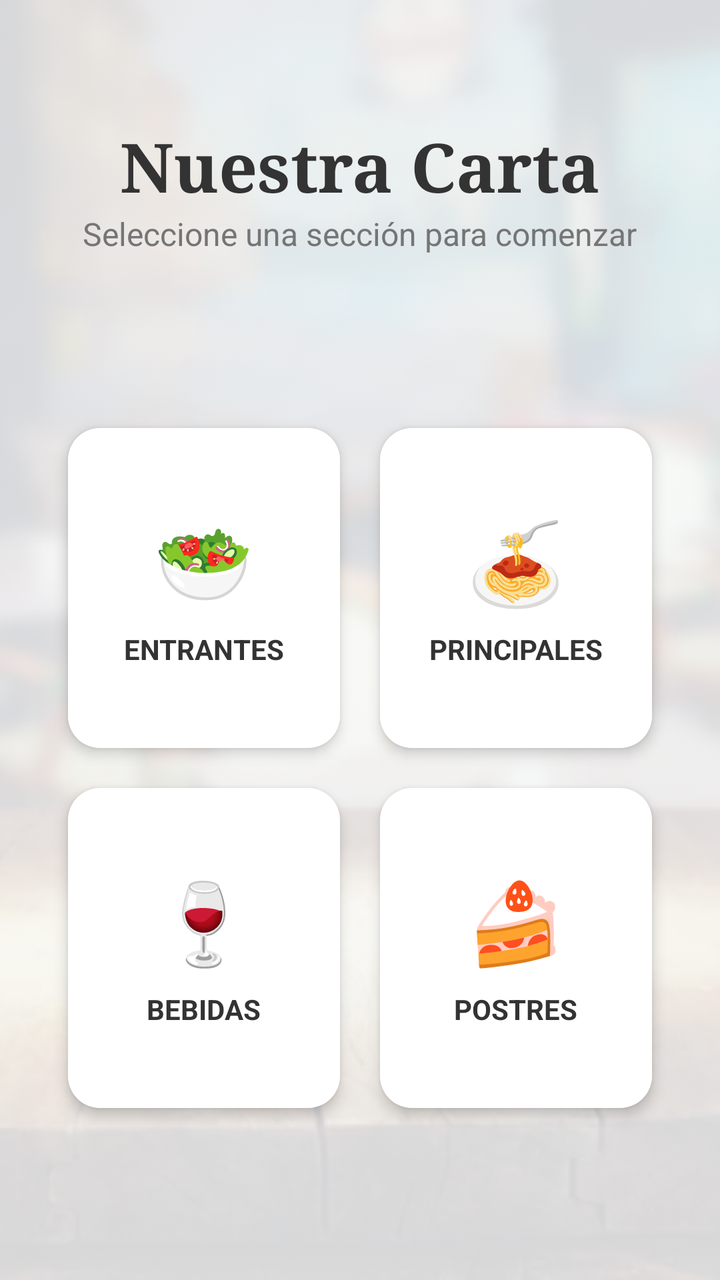
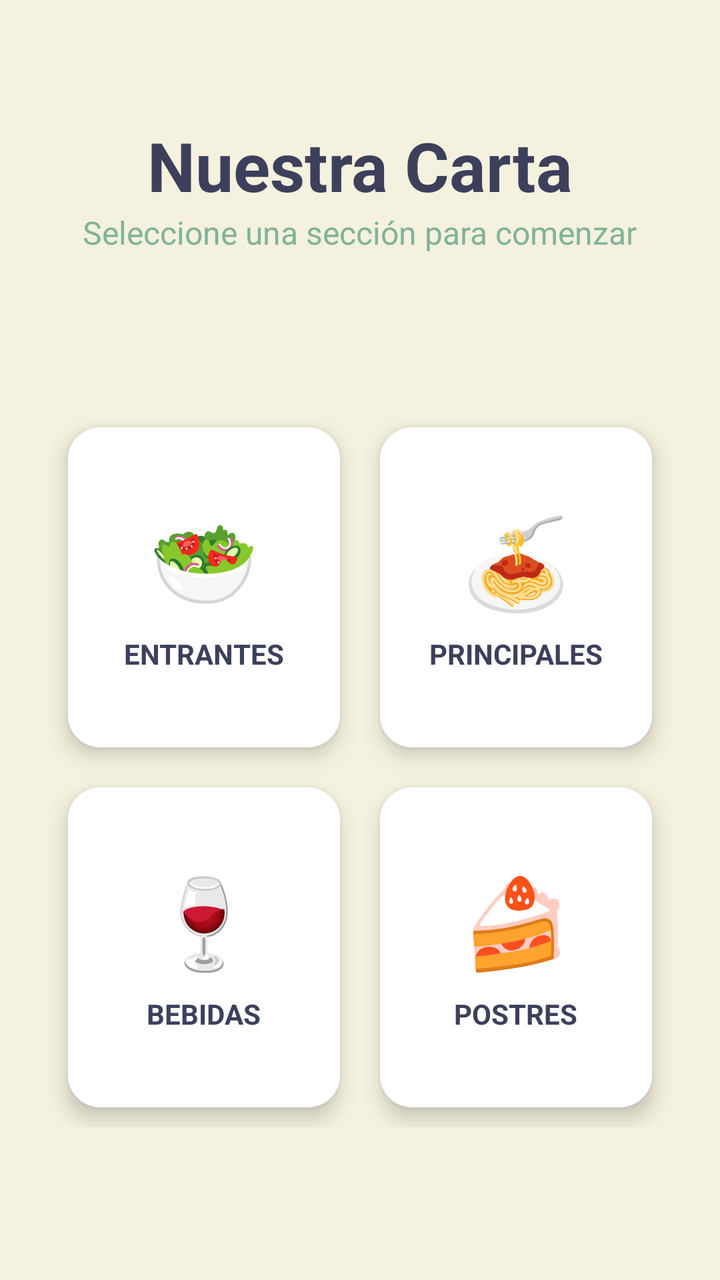

Compare the two renders of this Android layout. The source of the first and the diff that turns it into the second are given below.
<!-- AndroidManifest.xml: application theme Theme.Restaurante -->
<!-- res/layout/activity_categorias.xml -->
<?xml version="1.0" encoding="utf-8"?>
<androidx.constraintlayout.widget.ConstraintLayout
    xmlns:android="http://schemas.android.com/apk/res/android"
    xmlns:app="http://schemas.android.com/apk/res-auto"
    xmlns:tools="http://schemas.android.com/tools"
    android:layout_width="match_parent"
    android:layout_height="match_parent"
    android:background="#FAFAFA"
    tools:context=".view.CategoriasActivity">

    <ImageView
        android:id="@+id/imgFondoCategorias"
        android:layout_width="0dp"
        android:layout_height="0dp"
        android:scaleType="centerCrop"
        android:src="@drawable/fondo_restaurante"
        android:alpha="0.15"
        app:layout_constraintBottom_toBottomOf="parent"
        app:layout_constraintEnd_toEndOf="parent"
        app:layout_constraintStart_toStartOf="parent"
        app:layout_constraintTop_toTopOf="parent" />

    <TextView
        android:id="@+id/txtTituloCategorias"
        android:layout_width="wrap_content"
        android:layout_height="wrap_content"
        android:layout_marginTop="60dp"
        android:text="Nuestra Carta"
        android:textSize="34sp"
        android:textStyle="bold"
        android:textColor="#333333"
        android:fontFamily="serif"
        app:layout_constraintEnd_toEndOf="parent"
        app:layout_constraintStart_toStartOf="parent"
        app:layout_constraintTop_toTopOf="parent" />

    <TextView
        android:id="@+id/txtSubtitulo"
        android:layout_width="wrap_content"
        android:layout_height="wrap_content"
        android:text="Seleccione una sección para comenzar"
        android:textColor="#757575"
        android:textSize="16sp"
        app:layout_constraintEnd_toEndOf="parent"
        app:layout_constraintStart_toStartOf="parent"
        app:layout_constraintTop_toBottomOf="@+id/txtTituloCategorias" />

    <GridLayout
        android:layout_width="0dp"
        android:layout_height="wrap_content"
        android:layout_margin="24dp"
        android:columnCount="2"
        android:rowCount="2"
        app:layout_constraintBottom_toBottomOf="parent"
        app:layout_constraintEnd_toEndOf="parent"
        app:layout_constraintStart_toStartOf="parent"
        app:layout_constraintTop_toBottomOf="@+id/txtSubtitulo">

        
        <com.google.android.material.card.MaterialCardView
            android:id="@+id/cardEntrantes"
            android:layout_width="0dp"
            android:layout_height="160dp"
            android:layout_columnWeight="1"
            android:layout_margin="10dp"
            android:clickable="true"
            android:focusable="true"
            android:foreground="?android:attr/selectableItemBackground"
            app:cardCornerRadius="16dp"
            app:cardElevation="4dp"
            app:strokeWidth="0dp">

            <LinearLayout
                android:layout_width="match_parent"
                android:layout_height="match_parent"
                android:gravity="center"
                android:orientation="vertical"
                android:background="#FFFFFF">

                <TextView
                    android:layout_width="wrap_content"
                    android:layout_height="wrap_content"
                    android:text="🥗"
                    android:textSize="40sp" />

                <TextView
                    android:layout_width="wrap_content"
                    android:layout_height="wrap_content"
                    android:layout_marginTop="8dp"
                    android:text="ENTRANTES"
                    android:textColor="#333333"
                    android:textStyle="bold"
                    android:textSize="14sp" />
            </LinearLayout>
        </com.google.android.material.card.MaterialCardView>

        
        <com.google.android.material.card.MaterialCardView
            android:id="@+id/cardPrincipales"
            android:layout_width="0dp"
            android:layout_height="160dp"
            android:layout_columnWeight="1"
            android:layout_margin="10dp"
            android:clickable="true"
            android:focusable="true"
            android:foreground="?android:attr/selectableItemBackground"
            app:cardCornerRadius="16dp"
            app:cardElevation="4dp"
            app:strokeWidth="0dp">

            <LinearLayout
                android:layout_width="match_parent"
                android:layout_height="match_parent"
                android:gravity="center"
                android:orientation="vertical"
                android:background="#FFFFFF">

                <TextView
                    android:layout_width="wrap_content"
                    android:layout_height="wrap_content"
                    android:text="🍝"
                    android:textSize="40sp" />

                <TextView
                    android:layout_width="wrap_content"
                    android:layout_height="wrap_content"
                    android:layout_marginTop="8dp"
                    android:text="PRINCIPALES"
                    android:textColor="#333333"
                    android:textStyle="bold"
                    android:textSize="14sp" />
            </LinearLayout>
        </com.google.android.material.card.MaterialCardView>

        
        <com.google.android.material.card.MaterialCardView
            android:id="@+id/cardBebidas"
            android:layout_width="0dp"
            android:layout_height="160dp"
            android:layout_columnWeight="1"
            android:layout_margin="10dp"
            android:clickable="true"
            android:focusable="true"
            android:foreground="?android:attr/selectableItemBackground"
            app:cardCornerRadius="16dp"
            app:cardElevation="4dp"
            app:strokeWidth="0dp">

            <LinearLayout
                android:layout_width="match_parent"
                android:layout_height="match_parent"
                android:gravity="center"
                android:orientation="vertical"
                android:background="#FFFFFF">

                <TextView
                    android:layout_width="wrap_content"
                    android:layout_height="wrap_content"
                    android:text="🍷"
                    android:textSize="40sp" />

                <TextView
                    android:layout_width="wrap_content"
                    android:layout_height="wrap_content"
                    android:layout_marginTop="8dp"
                    android:text="BEBIDAS"
                    android:textColor="#333333"
                    android:textStyle="bold"
                    android:textSize="14sp" />
            </LinearLayout>
        </com.google.android.material.card.MaterialCardView>

        
        <com.google.android.material.card.MaterialCardView
            android:id="@+id/cardPostres"
            android:layout_width="0dp"
            android:layout_height="160dp"
            android:layout_columnWeight="1"
            android:layout_margin="10dp"
            android:clickable="true"
            android:focusable="true"
            android:foreground="?android:attr/selectableItemBackground"
            app:cardCornerRadius="16dp"
            app:cardElevation="4dp"
            app:strokeWidth="0dp">

            <LinearLayout
                android:layout_width="match_parent"
                android:layout_height="match_parent"
                android:gravity="center"
                android:orientation="vertical"
                android:background="#FFFFFF">

                <TextView
                    android:layout_width="wrap_content"
                    android:layout_height="wrap_content"
                    android:text="🍰"
                    android:textSize="40sp" />

                <TextView
                    android:layout_width="wrap_content"
                    android:layout_height="wrap_content"
                    android:layout_marginTop="8dp"
                    android:text="POSTRES"
                    android:textColor="#333333"
                    android:textStyle="bold"
                    android:textSize="14sp" />
            </LinearLayout>
        </com.google.android.material.card.MaterialCardView>

    </GridLayout>

</androidx.constraintlayout.widget.ConstraintLayout>
<!-- resources referenced by this layout -->
<resources>
  <!-- drawable fondo_restaurante: jpg bitmap (drawable, 26560 bytes) -->
  <style name="Theme.Restaurante" parent="Base.Theme.Restaurante" />
  <style name="Base.Theme.Restaurante" parent="Theme.Material3.DayNight.NoActionBar">
          
          
      </style>
</resources>

<!-- the commit's change to res/layout/activity_categorias.xml (unified diff, before → after) -->
@@ -5,20 +5,8 @@
     xmlns:tools="http://schemas.android.com/tools"
     android:layout_width="match_parent"
     android:layout_height="match_parent"
-    android:background="#FAFAFA"
+    android:background="@color/background_app"
     tools:context=".view.CategoriasActivity">
-
-    <ImageView
-        android:id="@+id/imgFondoCategorias"
-        android:layout_width="0dp"
-        android:layout_height="0dp"
-        android:scaleType="centerCrop"
-        android:src="@drawable/fondo_restaurante"
-        android:alpha="0.15"
-        app:layout_constraintBottom_toBottomOf="parent"
-        app:layout_constraintEnd_toEndOf="parent"
-        app:layout_constraintStart_toStartOf="parent"
-        app:layout_constraintTop_toTopOf="parent" />
 
     <TextView
         android:id="@+id/txtTituloCategorias"
@@ -28,8 +16,7 @@
         android:text="Nuestra Carta"
         android:textSize="34sp"
         android:textStyle="bold"
-        android:textColor="#333333"
-        android:fontFamily="serif"
+        android:textColor="@color/primary"
         app:layout_constraintEnd_toEndOf="parent"
         app:layout_constraintStart_toStartOf="parent"
         app:layout_constraintTop_toTopOf="parent" />
@@ -39,7 +26,7 @@
         android:layout_width="wrap_content"
         android:layout_height="wrap_content"
         android:text="Seleccione una sección para comenzar"
-        android:textColor="#757575"
+        android:textColor="@color/secondary"
         android:textSize="16sp"
         app:layout_constraintEnd_toEndOf="parent"
         app:layout_constraintStart_toStartOf="parent"
@@ -65,9 +52,8 @@
             android:layout_margin="10dp"
             android:clickable="true"
             android:focusable="true"
-            android:foreground="?android:attr/selectableItemBackground"
             app:cardCornerRadius="16dp"
-            app:cardElevation="4dp"
+            app:cardElevation="6dp"
             app:strokeWidth="0dp">
 
             <LinearLayout
@@ -75,20 +61,20 @@
                 android:layout_height="match_parent"
                 android:gravity="center"
                 android:orientation="vertical"
-                android:background="#FFFFFF">
+                android:background="@color/card_surface">
 
                 <TextView
                     android:layout_width="wrap_content"
                     android:layout_height="wrap_content"
                     android:text="🥗"
-                    android:textSize="40sp" />
+                    android:textSize="44sp" />
 
                 <TextView
                     android:layout_width="wrap_content"
                     android:layout_height="wrap_content"
                     android:layout_marginTop="8dp"
                     android:text="ENTRANTES"
-                    android:textColor="#333333"
+                    android:textColor="@color/primary"
                     android:textStyle="bold"
                     android:textSize="14sp" />
             </LinearLayout>
@@ -103,9 +89,8 @@
             android:layout_margin="10dp"
             android:clickable="true"
             android:focusable="true"
-            android:foreground="?android:attr/selectableItemBackground"
             app:cardCornerRadius="16dp"
-            app:cardElevation="4dp"
+            app:cardElevation="6dp"
             app:strokeWidth="0dp">
 
             <LinearLayout
@@ -113,20 +98,20 @@
                 android:layout_height="match_parent"
                 android:gravity="center"
                 android:orientation="vertical"
-                android:background="#FFFFFF">
+                android:background="@color/card_surface">
 
                 <TextView
                     android:layout_width="wrap_content"
                     android:layout_height="wrap_content"
                     android:text="🍝"
-                    android:textSize="40sp" />
+                    android:textSize="44sp" />
 
                 <TextView
                     android:layout_width="wrap_content"
                     android:layout_height="wrap_content"
                     android:layout_marginTop="8dp"
                     android:text="PRINCIPALES"
-                    android:textColor="#333333"
+                    android:textColor="@color/primary"
                     android:textStyle="bold"
                     android:textSize="14sp" />
             </LinearLayout>
@@ -141,9 +126,8 @@
             android:layout_margin="10dp"
             android:clickable="true"
             android:focusable="true"
-            android:foreground="?android:attr/selectableItemBackground"
             app:cardCornerRadius="16dp"
-            app:cardElevation="4dp"
+            app:cardElevation="6dp"
             app:strokeWidth="0dp">
 
             <LinearLayout
@@ -151,20 +135,20 @@
                 android:layout_height="match_parent"
                 android:gravity="center"
                 android:orientation="vertical"
-                android:background="#FFFFFF">
+                android:background="@color/card_surface">
 
                 <TextView
                     android:layout_width="wrap_content"
                     android:layout_height="wrap_content"
                     android:text="🍷"
-                    android:textSize="40sp" />
+                    android:textSize="44sp" />
 
                 <TextView
                     android:layout_width="wrap_content"
                     android:layout_height="wrap_content"
                     android:layout_marginTop="8dp"
                     android:text="BEBIDAS"
-                    android:textColor="#333333"
+                    android:textColor="@color/primary"
                     android:textStyle="bold"
                     android:textSize="14sp" />
             </LinearLayout>
@@ -179,9 +163,8 @@
             android:layout_margin="10dp"
             android:clickable="true"
             android:focusable="true"
-            android:foreground="?android:attr/selectableItemBackground"
             app:cardCornerRadius="16dp"
-            app:cardElevation="4dp"
+            app:cardElevation="6dp"
             app:strokeWidth="0dp">
 
             <LinearLayout
@@ -189,20 +172,20 @@
                 android:layout_height="match_parent"
                 android:gravity="center"
                 android:orientation="vertical"
-                android:background="#FFFFFF">
+                android:background="@color/card_surface">
 
                 <TextView
                     android:layout_width="wrap_content"
                     android:layout_height="wrap_content"
                     android:text="🍰"
-                    android:textSize="40sp" />
+                    android:textSize="44sp" />
 
                 <TextView
                     android:layout_width="wrap_content"
                     android:layout_height="wrap_content"
                     android:layout_marginTop="8dp"
                     android:text="POSTRES"
-                    android:textColor="#333333"
+                    android:textColor="@color/primary"
                     android:textStyle="bold"
                     android:textSize="14sp" />
             </LinearLayout>
<!-- resource entries referenced after the edit -->
@@ -1,10 +1,32 @@
 <!-- resources referenced by this layout -->
 <resources>
-  <!-- drawable fondo_restaurante: jpg bitmap (drawable, 26560 bytes) -->
+  <color name="background_app">@color/eggshell</color>
+  <color name="card_surface">@color/white</color>
+  <color name="primary">@color/twilight_indigo</color>
+  <color name="secondary">@color/muted_teal</color>
   <style name="Theme.Restaurante" parent="Base.Theme.Restaurante" />
+  <color name="eggshell">#F4F1DE</color>
+  <color name="white">#FFFFFFFF</color>
+  <color name="twilight_indigo">#3D405B</color>
+  <color name="muted_teal">#81B29A</color>
   <style name="Base.Theme.Restaurante" parent="Theme.Material3.DayNight.NoActionBar">
-          
-          
+          <item name="colorPrimary">@color/primary</item>
+          <item name="colorOnPrimary">@color/white</item>
+          <item name="colorPrimaryContainer">@color/secondary</item>
+          <item name="colorOnPrimaryContainer">@color/white</item>
+  
+          <item name="colorSecondary">@color/accent</item>
+          <item name="colorOnSecondary">@color/white</item>
+          <item name="colorSecondaryContainer">@color/highlight</item>
+  
+          <item name="android:windowBackground">@color/background_app</item>
+          <item name="colorError">@color/accent</item>
+  
+          <item name="android:statusBarColor">@color/primary</item>
       </style>
+  <color name="accent">@color/burnt_peach</color>
+  <color name="highlight">@color/apricot_cream</color>
+  <color name="burnt_peach">#E07A5F</color>
+  <color name="apricot_cream">#F2CC8F</color>
 </resources>
 
